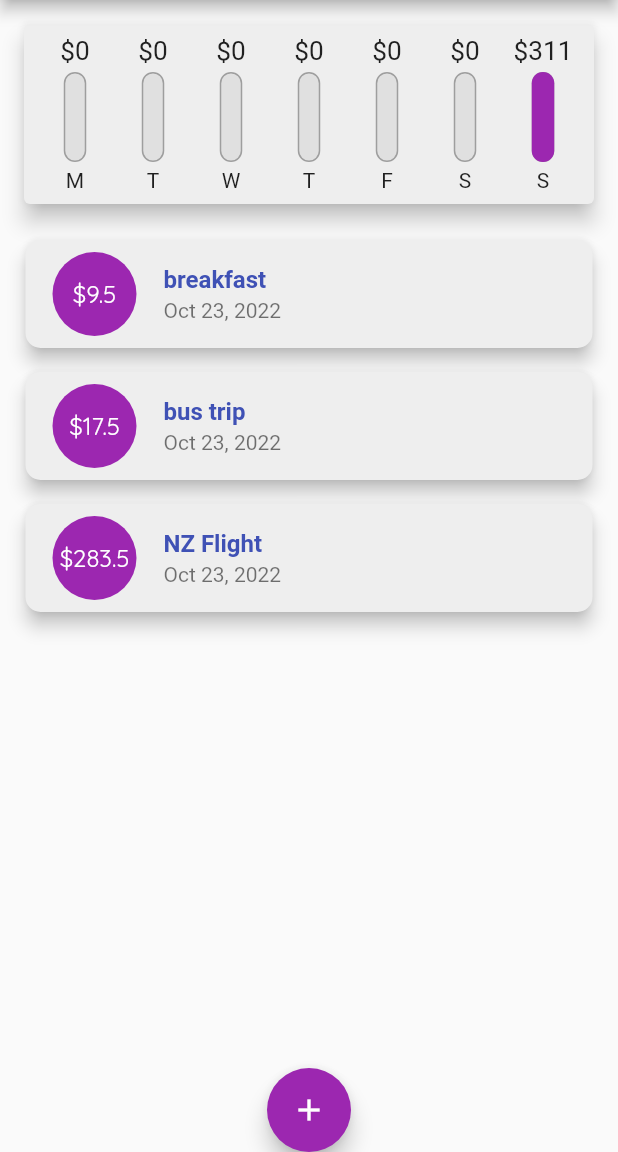
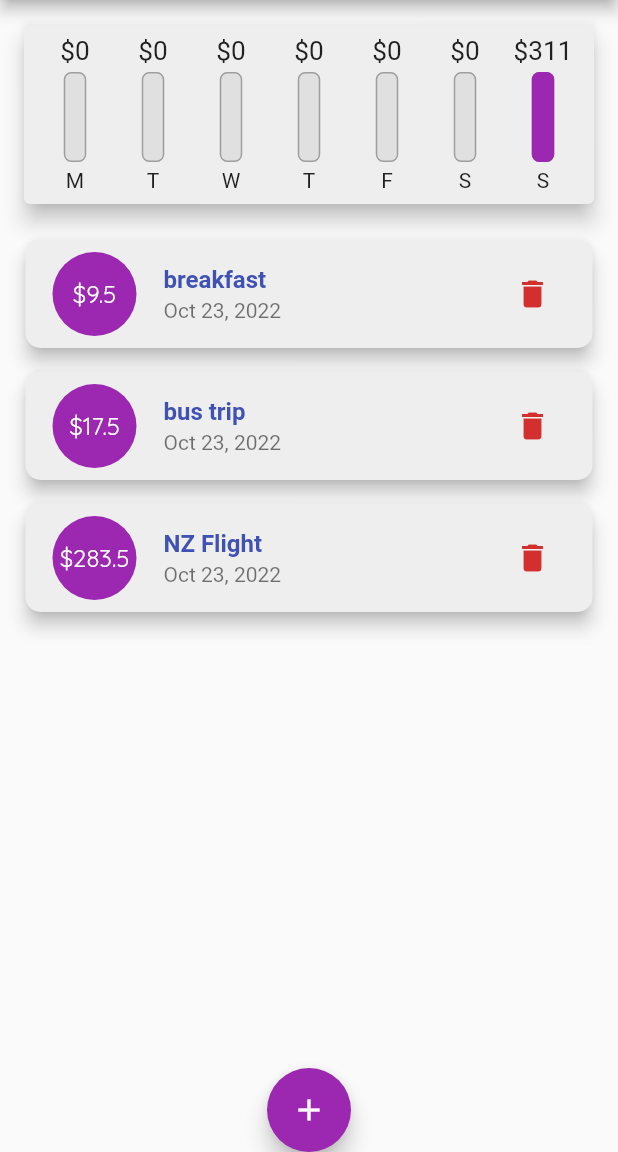
Before and after one commit to carlstep/udemy_max_expense_management_1, a Flutter app: the screen it shows after launch, on a phone screen of 412 x 824 dp, the part 84-1236 px from its top. Run offline on Flutter 3.47's test engine with Material 2 defaults, Android fonts, the phone set to English and light mode, and no system bars.

Commit message:
section 4 - final code

```diff
--- a/lib/main.dart
+++ b/lib/main.dart
@@ -107,6 +107,12 @@ class _MyHomePageState extends State<MyHomePage> {
         });
   }
 
+  void _deleteTransaction(String id) {
+    setState(() {
+      _userTransaction.removeWhere((tx) => tx.id == id);
+    });
+  }
+
   @override
   Widget build(BuildContext context) {
     return Scaffold(
@@ -126,7 +132,7 @@ class _MyHomePageState extends State<MyHomePage> {
           crossAxisAlignment: CrossAxisAlignment.stretch,
           children: [
             Chart(_recentTransactions),
-            TransactionList(_userTransaction),
+            TransactionList(_userTransaction, _deleteTransaction),
           ],
         ),
       ),
--- a/lib/widgets/chart_bar.dart
+++ b/lib/widgets/chart_bar.dart
@@ -29,7 +29,7 @@ class ChartBar extends StatelessWidget {
                 decoration: BoxDecoration(
                   border: Border.all(width: 1, color: Colors.grey),
                   color: Colors.grey[300],
-                  borderRadius: BorderRadius.circular(20),
+                  borderRadius: BorderRadius.circular(5),
                 ),
               ),
               FractionallySizedBox(
@@ -37,7 +37,7 @@ class ChartBar extends StatelessWidget {
                 child: Container(
                   decoration: BoxDecoration(
                     color: Theme.of(context).colorScheme.secondary,
-                    borderRadius: BorderRadius.circular(20),
+                    borderRadius: BorderRadius.circular(5),
                   ),
                 ),
               )
--- a/lib/widgets/transaction_list.dart
+++ b/lib/widgets/transaction_list.dart
@@ -5,13 +5,14 @@ import '../models/transaction.dart';
 
 class TransactionList extends StatelessWidget {
   final List<Transaction> transactions;
+  final Function deleteTx;
 
-  TransactionList(this.transactions);
+  TransactionList(this.transactions, this.deleteTx);
 
   @override
   Widget build(BuildContext context) {
     return Container(
-      height: 300,
+      height: 550,
       child: transactions.isEmpty
           ? Column(
               mainAxisAlignment: MainAxisAlignment.center,
@@ -67,6 +68,11 @@ class TransactionList extends StatelessWidget {
                       ),
                       subtitle: Text(
                           DateFormat.yMMMd().format(transactions[index].date)),
+                      trailing: IconButton(
+                        icon: Icon(Icons.delete),
+                        onPressed: () => deleteTx(transactions[index].id),
+                        color: Theme.of(context).errorColor,
+                      ),
                     ),
                   ),
                 );
```
